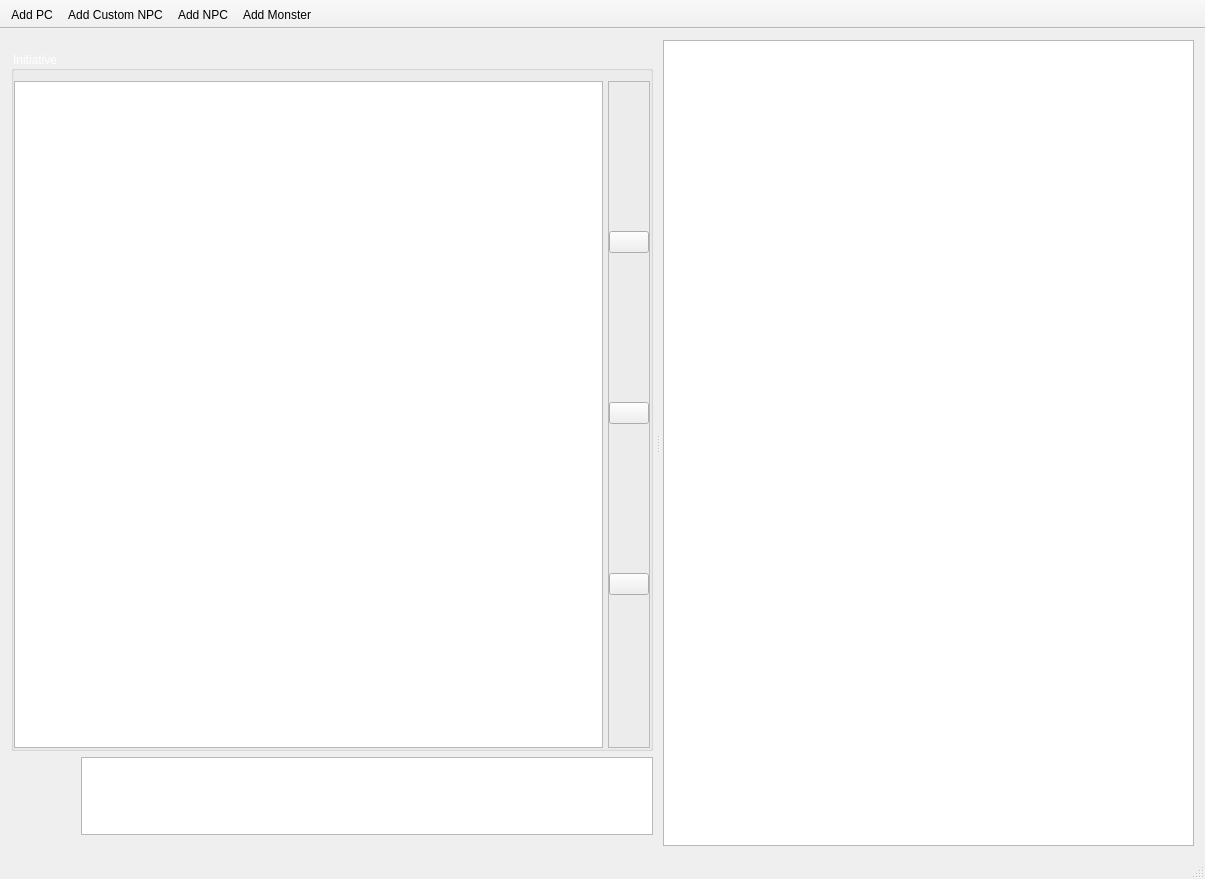
Old version of the form combat_assistant/mainwindow.ui in the repository dno89/combat_assistant.
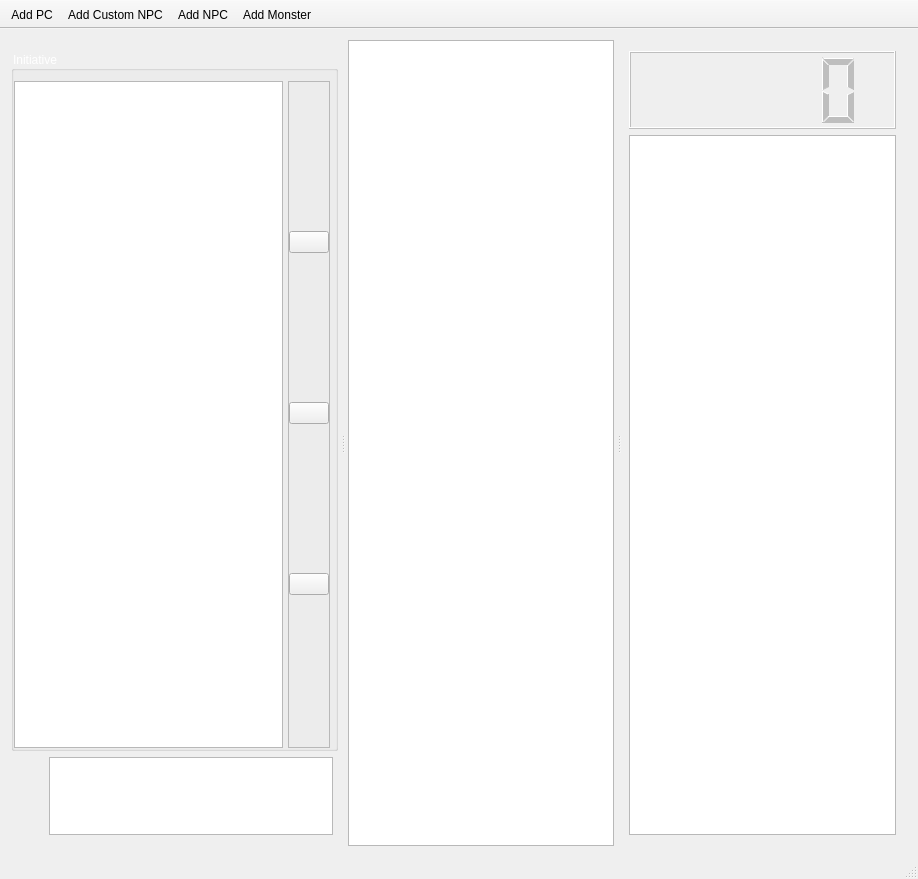
New version of the form. Icons and pictures are not drawn.

What changed in the file:
```diff
--- a/combat_assistant/mainwindow.ui
+++ b/combat_assistant/mainwindow.ui
@@ -6,7 +6,7 @@
    <rect>
     <x>0</x>
     <y>0</y>
-    <width>1205</width>
+    <width>918</width>
     <height>879</height>
    </rect>
   </property>
@@ -44,9 +44,6 @@
 }</string>
    </property>
    <layout class="QGridLayout" name="gridLayout">
-    <item row="0" column="1">
-     <layout class="QVBoxLayout" name="rightVLayout"/>
-    </item>
     <item row="0" column="0">
      <widget class="QSplitter" name="mainSplitter">
       <property name="sizePolicy">
@@ -105,7 +102,7 @@
             <number>10</number>
            </property>
            <property name="rightMargin">
-            <number>0</number>
+            <number>5</number>
            </property>
            <property name="bottomMargin">
             <number>0</number>
@@ -248,6 +245,9 @@
         </item>
         <item>
          <layout class="QHBoxLayout" name="lowerHLayout" stretch="10,90">
+          <property name="rightMargin">
+           <number>5</number>
+          </property>
           <item>
            <widget class="QLabel" name="label">
             <property name="sizePolicy">
@@ -322,6 +322,23 @@
         <number>40</number>
        </property>
       </widget>
+      <widget class="QWidget" name="layoutWidget">
+       <layout class="QVBoxLayout" name="rightVLayout" stretch="10,90">
+        <property name="leftMargin">
+         <number>5</number>
+        </property>
+        <item>
+         <widget class="QLCDNumber" name="lcdTimeout">
+          <property name="enabled">
+           <bool>false</bool>
+          </property>
+         </widget>
+        </item>
+        <item>
+         <widget class="QListView" name="lvAnnotations"/>
+        </item>
+       </layout>
+      </widget>
      </widget>
     </item>
    </layout>
```
Left out of the diff: 2 changed lines with no effect on the pictures.
